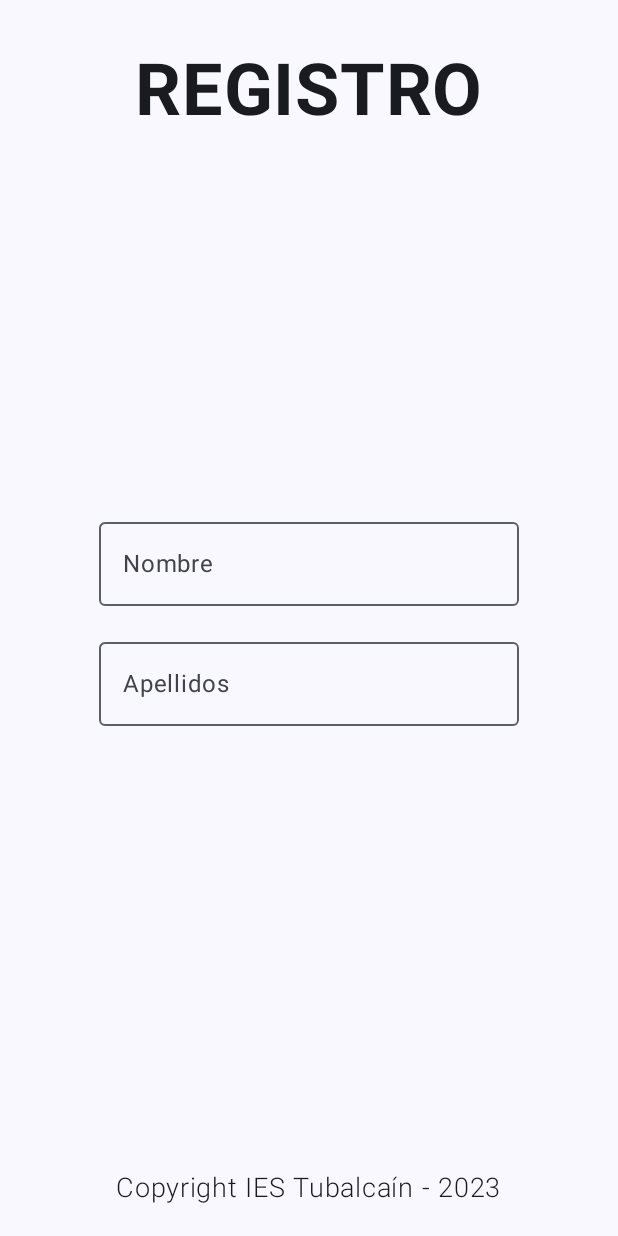
After one commit to codigoRonin/Exercices_Jetpack_Compose_for_Noobs, an Android app built with Jetpack Compose: the composable Ejercicio_02A shown on its own in the app's theme, on a phone screen of 412 x 824 dp. The commit adds this screen. Run offline under Robolectric (Android 15) with nearby library versions, the phone set to English and light mode, and no system bars.

Commit message:
Ejercicio_02B

```diff
--- /dev/null
+++ b/app/src/main/java/com/example/excercices_jetpack_compose_for_noobs/Ejercicio_02A.kt
@@ -0,0 +1,90 @@
+@file:OptIn(ExperimentalMaterial3Api::class)
+
+package com.example.excercices_jetpack_compose_for_noobs
+
+import androidx.compose.foundation.layout.Box
+import androidx.compose.foundation.layout.Column
+import androidx.compose.foundation.layout.Spacer
+import androidx.compose.foundation.layout.fillMaxSize
+import androidx.compose.foundation.layout.height
+import androidx.compose.foundation.layout.padding
+import androidx.compose.material3.ExperimentalMaterial3Api
+import androidx.compose.material3.OutlinedTextField
+import androidx.compose.material3.Text
+import androidx.compose.material3.TextFieldDefaults
+import androidx.compose.runtime.Composable
+import androidx.compose.runtime.getValue
+import androidx.compose.runtime.mutableStateOf
+import androidx.compose.runtime.saveable.rememberSaveable
+import androidx.compose.runtime.setValue
+import androidx.compose.ui.Alignment
+import androidx.compose.ui.Modifier
+import androidx.compose.ui.graphics.Color
+import androidx.compose.ui.text.font.FontWeight
+import androidx.compose.ui.unit.dp
+import androidx.compose.ui.unit.sp
+
+@Composable
+fun Ejercicio_02A() {
+    Box(
+        modifier = Modifier
+            .fillMaxSize()
+            .padding(8.dp)
+    ) {
+        Header_02A(Modifier.align(Alignment.TopCenter))
+        Body_02A(Modifier.align(Alignment.Center))
+        Footer_02A(Modifier.align(Alignment.BottomCenter))
+    }
+}
+
+@Composable
+fun Header_02A(modifier: Modifier) {
+    Text(
+        text = "REGISTRO",
+        fontWeight = FontWeight.Bold,
+        fontSize = 48.sp,
+        modifier = modifier.padding(24.dp)
+    )
+}
+
+@Composable
+fun Body_02A(modifier: Modifier) {
+    Column(modifier = modifier) {
+
+        var name by rememberSaveable { mutableStateOf("") }
+        var surname by rememberSaveable { mutableStateOf("") }
+
+        OutlinedTextField(
+            value = name,
+            onValueChange = { name = it },
+            label = { Text("Nombre") },
+            placeholder = { Text("Introduce tu nombre") },
+            colors = TextFieldDefaults.outlinedTextFieldColors(
+                focusedBorderColor = Color.Black, focusedLabelColor = Color.Black
+            )
+        )
+
+        Spacer(modifier = Modifier.height(16.dp))
+
+        OutlinedTextField(
+            value = surname,
+            onValueChange = { surname = it },
+            label = { Text("Apellidos") },
+            placeholder = { Text("Introduce tus apellidos") },
+            colors = TextFieldDefaults.outlinedTextFieldColors(
+                focusedBorderColor = Color.Black, focusedLabelColor = Color.Black
+            )
+        )
+    }
+
+}
+
+@Composable
+fun Footer_02A(modifier: Modifier) {
+    Text(
+        text = "Copyright IES Tubalcaín - 2023",
+        fontWeight = FontWeight.Light,
+        fontSize = 18.sp,
+        modifier = modifier.padding(bottom = 12.dp)
+    )
+}
--- a/app/src/main/java/com/example/excercices_jetpack_compose_for_noobs/MainActivity.kt
+++ b/app/src/main/java/com/example/excercices_jetpack_compose_for_noobs/MainActivity.kt
@@ -22,7 +22,7 @@ class MainActivity : ComponentActivity() {
                     modifier = Modifier.fillMaxSize(),
                     color = MaterialTheme.colorScheme.background
                 ) {
-                    Ejercicio_02()
+                    Ejercicio_02B()
                 }
             }
         }
```
Also changed, not shown: app/src/main/java/com/example/excercices_jetpack_compose_for_noobs/Ejercicio_01.kt (added, +61 -0 lines), app/src/main/java/com/example/excercices_jetpack_compose_for_noobs/Ejercicio_02B.kt (renamed from app/src/main/java/com/example/excercices_jetpack_compose_for_noobs/Ejercicio_02.kt, +23 -12 lines).
